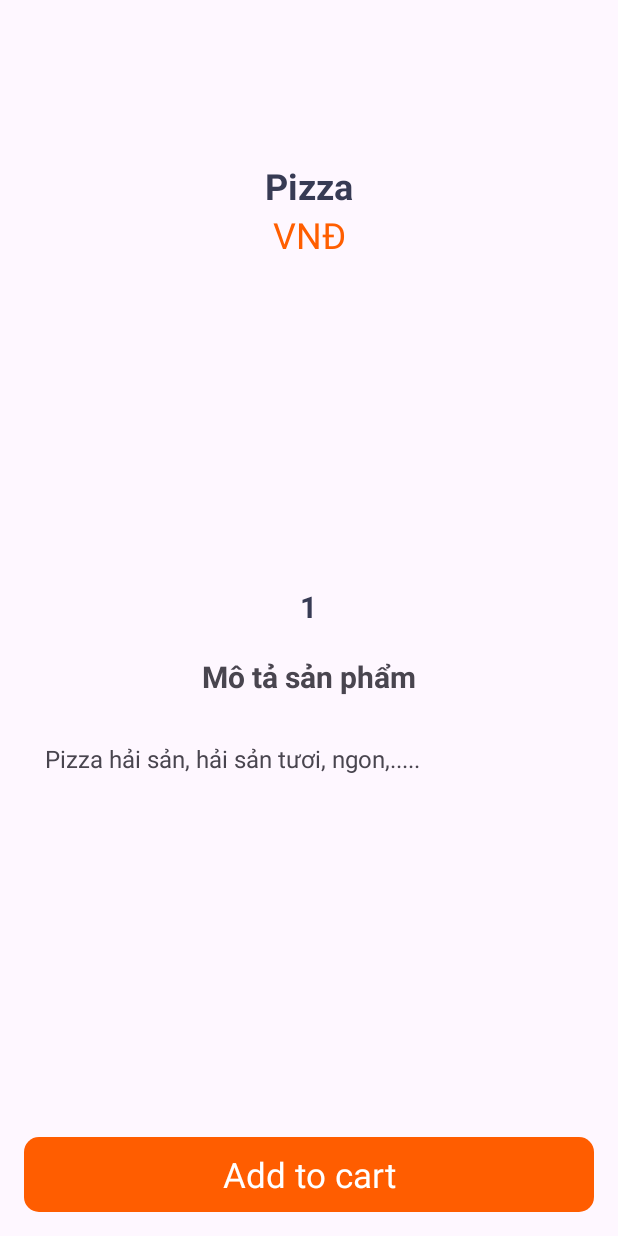
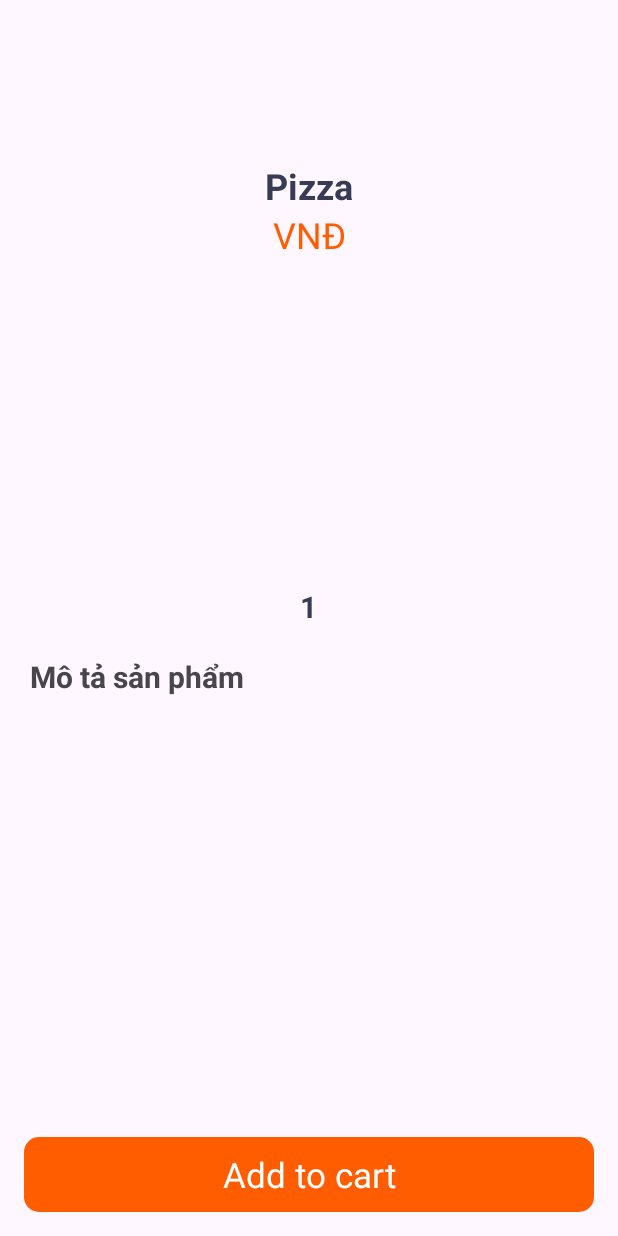
Before and after one commit to damthao2003/FoodApp, an Android app: the ShowDetailActivity screen opened directly, with no data from a screen before it, on a phone screen of 412 x 824 dp. Run offline under Robolectric (Android 15) with nearby library versions, the light colour scheme and no system bars; pictures from the network do not load; 4 statements that could not run were skipped.

Commit message:
thêm margin cho ảnh, xoá dòng cuối không biết ai tự dưng thêm dòng cuối vào

```diff
--- a/app/src/main/res/layout/activity_show_detail.xml
+++ b/app/src/main/res/layout/activity_show_detail.xml
@@ -88,21 +88,12 @@
                 android:id="@+id/descriptionTxt"
                 android:layout_width="match_parent"
                 android:layout_height="wrap_content"
-                android:textAlignment="center"
-                android:layout_marginLeft="120dp"
-                android:layout_marginRight="120dp"
+               android:layout_margin="20dp"
                 android:layout_marginTop="20dp"
                 android:text="Mô tả sản phẩm"
                 android:textSize="20dp"
                 android:textStyle="bold" />
 
-            <TextView
-                android:id="@+id/textView10"
-                android:layout_width="match_parent"
-                android:layout_height="wrap_content"
-                android:text="Pizza hải sản, hải sản tươi, ngon,..... "
-                android:textSize="16sp"
-                android:layout_margin="30dp"/>
 
         </LinearLayout>
     </ScrollView>
```
